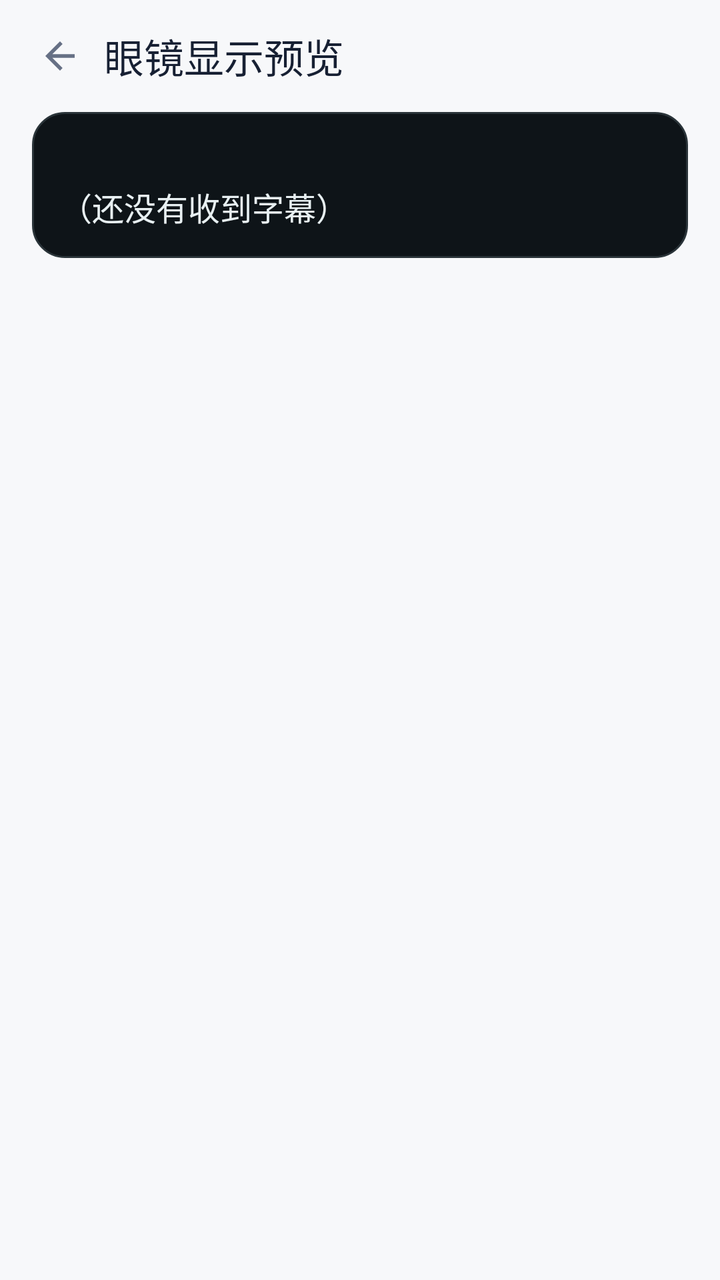
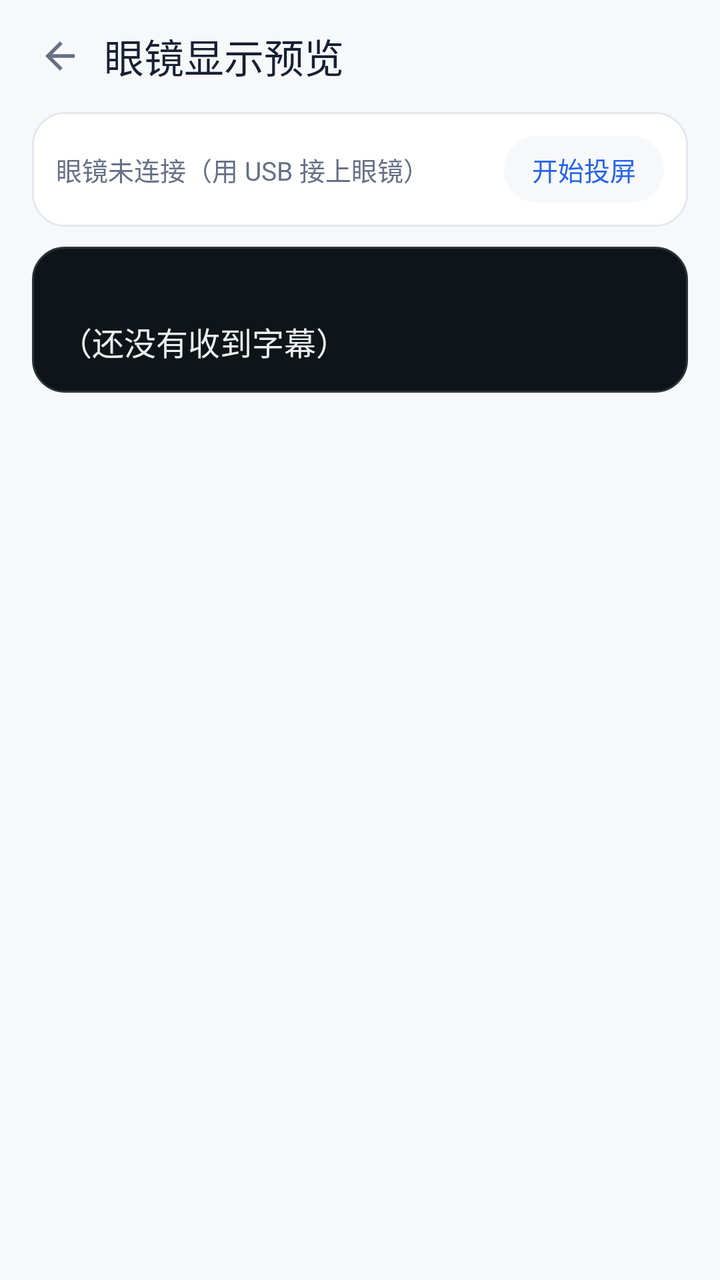

An Android layout rendered at two revisions. The XML below is the earlier revision; the diff shows what the commit changed to produce the second picture.
<!-- AndroidManifest.xml: application theme AppTheme -->
<!-- res/layout/overlay_glasses.xml -->
<?xml version="1.0" encoding="utf-8"?>
<LinearLayout xmlns:android="http://schemas.android.com/apk/res/android"
    android:layout_width="match_parent"
    android:layout_height="match_parent"
    android:background="@color/page"
    android:orientation="vertical">

    <LinearLayout
        android:layout_width="match_parent"
        android:layout_height="56dp"
        android:gravity="center_vertical"
        android:orientation="horizontal"
        android:paddingStart="8dp"
        android:paddingEnd="16dp">

        <ImageView
            android:id="@+id/glassesBack"
            android:layout_width="44dp"
            android:layout_height="44dp"
            android:background="@drawable/tap_icon_bare"
            android:clickable="true"
            android:contentDescription="@string/back"
            android:focusable="true"
            android:padding="11dp"
            android:src="@drawable/ic_back" />

        <TextView
            android:layout_width="0dp"
            android:layout_height="wrap_content"
            android:layout_weight="1"
            android:fontFamily="sans-serif-medium"
            android:text="@string/glasses_preview_title"
            android:textColor="@color/ink"
            android:textSize="20sp" />
    </LinearLayout>

    <LinearLayout
        android:layout_width="match_parent"
        android:layout_height="wrap_content"
        android:layout_marginStart="16dp"
        android:layout_marginEnd="16dp"
        android:background="@drawable/panel_bg"
        android:orientation="vertical"
        android:padding="14dp">

        <TextView
            android:id="@+id/glassesBadge"
            android:layout_width="wrap_content"
            android:layout_height="wrap_content"
            android:layout_marginBottom="8dp"
            android:letterSpacing="0.08"
            android:textColor="@color/screen_ink_dim"
            android:textSize="10sp" />

        <TextView
            android:id="@+id/glassesPanel"
            android:layout_width="match_parent"
            android:layout_height="wrap_content"
            android:fontFamily="monospace"
            android:lineSpacingExtra="6dp"
            android:text="@string/glasses_preview_empty"
            android:textColor="@color/screen_ink"
            android:textSize="16sp" />
    </LinearLayout>

    <TextView
        android:id="@+id/glassesCaption"
        android:layout_width="match_parent"
        android:layout_height="wrap_content"
        android:layout_marginStart="16dp"
        android:layout_marginTop="10dp"
        android:layout_marginEnd="16dp"
        android:textColor="@color/ink_faint"
        android:textSize="12sp" />
</LinearLayout>
<!-- resources referenced by this layout -->
<resources>
  <color name="ink">#172033</color>
  <color name="ink_faint">#98A2B3</color>
  <color name="page">#F7F8FA</color>
  <color name="screen_ink">#E8F0F2</color>
  <color name="screen_ink_dim">#7C8B93</color>
  <!-- drawable ic_back (drawable) -->
  <?xml version="1.0" encoding="utf-8"?>
  <vector xmlns:android="http://schemas.android.com/apk/res/android"
      android:width="22dp" android:height="22dp"
      android:viewportWidth="24" android:viewportHeight="24">
      <path android:fillColor="@color/ink_soft"
          android:pathData="M20,11H7.83l5.59,-5.59L12,4l-8,8 8,8 1.41,-1.41L7.83,13H20v-2z" />
  </vector>
  <!-- drawable panel_bg (drawable) -->
  <?xml version="1.0" encoding="utf-8"?>
  <shape xmlns:android="http://schemas.android.com/apk/res/android" android:shape="rectangle">
      <solid android:color="@color/screen" />
      <stroke android:width="1dp" android:color="@color/screen_line" />
      <corners android:radius="16dp" />
  </shape>
  <!-- drawable tap_icon_bare (drawable) -->
  <?xml version="1.0" encoding="utf-8"?>
  <ripple xmlns:android="http://schemas.android.com/apk/res/android"
      android:color="@color/ripple_light">
      <item>
          <shape android:shape="oval">
              <solid android:color="#00000000" />
          </shape>
      </item>
  </ripple>
  <string name="back">返回</string>
  <string name="glasses_preview_empty">（还没有收到字幕）</string>
  <string name="glasses_preview_title">眼镜显示预览</string>
  <style name="AppTheme" parent="@android:style/Theme.Material.Light.NoActionBar">
          <item name="android:windowBackground">@color/page</item>
          <item name="android:statusBarColor">@color/page</item>
          <item name="android:windowLightStatusBar">true</item>
          <item name="android:navigationBarColor">@color/page</item>
          <item name="android:colorAccent">@color/brand</item>
      </style>
  <color name="ink_soft">#667085</color>
  <color name="screen">#0E1418</color>
  <color name="screen_line">#2A3439</color>
  <color name="ripple_light">#14000000</color>
  <color name="brand">#2563EB</color>
</resources>

<!-- the commit's change to res/layout/overlay_glasses.xml (unified diff, before → after) -->
@@ -32,6 +32,43 @@
             android:text="@string/glasses_preview_title"
             android:textColor="@color/ink"
             android:textSize="20sp" />
+    </LinearLayout>
+
+    
+    <LinearLayout
+        android:layout_width="match_parent"
+        android:layout_height="wrap_content"
+        android:layout_marginStart="16dp"
+        android:layout_marginEnd="16dp"
+        android:layout_marginBottom="10dp"
+        android:background="@drawable/bg_card"
+        android:gravity="center_vertical"
+        android:orientation="horizontal"
+        android:padding="12dp">
+
+        <TextView
+            android:id="@+id/glassesRealStatus"
+            android:layout_width="0dp"
+            android:layout_height="wrap_content"
+            android:layout_weight="1"
+            android:text="@string/glasses_real_idle"
+            android:textColor="@color/ink_soft"
+            android:textSize="13sp" />
+
+        <TextView
+            android:id="@+id/glassesRealToggle"
+            android:layout_width="wrap_content"
+            android:layout_height="wrap_content"
+            android:background="@drawable/tap_pill"
+            android:clickable="true"
+            android:focusable="true"
+            android:paddingStart="14dp"
+            android:paddingTop="7dp"
+            android:paddingEnd="14dp"
+            android:paddingBottom="7dp"
+            android:text="@string/glasses_real_cast"
+            android:textColor="@color/brand"
+            android:textSize="13sp" />
     </LinearLayout>
 
     <LinearLayout
<!-- resource entries referenced after the edit -->
@@ -5,6 +5,13 @@
   <color name="page">#F7F8FA</color>
   <color name="screen_ink">#E8F0F2</color>
   <color name="screen_ink_dim">#7C8B93</color>
+  <!-- drawable bg_card (drawable) -->
+  <?xml version="1.0" encoding="utf-8"?>
+  <shape xmlns:android="http://schemas.android.com/apk/res/android" android:shape="rectangle">
+      <solid android:color="@color/surface" />
+      <stroke android:width="1dp" android:color="@color/line" />
+      <corners android:radius="16dp" />
+  </shape>
   <!-- drawable ic_back (drawable) -->
   <?xml version="1.0" encoding="utf-8"?>
   <vector xmlns:android="http://schemas.android.com/apk/res/android"
@@ -30,9 +37,17 @@
           </shape>
       </item>
   </ripple>
+  <!-- drawable tap_pill (drawable) -->
+  <?xml version="1.0" encoding="utf-8"?>
+  <ripple xmlns:android="http://schemas.android.com/apk/res/android"
+      android:color="@color/ripple_light">
+      <item android:drawable="@drawable/bg_pill" />
+  </ripple>
   <string name="back">返回</string>
   <string name="glasses_preview_empty">（还没有收到字幕）</string>
   <string name="glasses_preview_title">眼镜显示预览</string>
+  <string name="glasses_real_cast">开始投屏</string>
+  <string name="glasses_real_idle">眼镜未连接（用 USB 接上眼镜）</string>
   <style name="AppTheme" parent="@android:style/Theme.Material.Light.NoActionBar">
           <item name="android:windowBackground">@color/page</item>
           <item name="android:statusBarColor">@color/page</item>
@@ -40,10 +55,18 @@
           <item name="android:navigationBarColor">@color/page</item>
           <item name="android:colorAccent">@color/brand</item>
       </style>
+  <color name="surface">#FFFFFF</color>
+  <color name="line">#E4E7EC</color>
   <color name="ink_soft">#667085</color>
   <color name="screen">#0E1418</color>
   <color name="screen_line">#2A3439</color>
   <color name="ripple_light">#14000000</color>
+  <!-- drawable bg_pill (drawable) -->
+  <?xml version="1.0" encoding="utf-8"?>
+  <shape xmlns:android="http://schemas.android.com/apk/res/android" android:shape="rectangle">
+      <solid android:color="@color/page" />
+      <corners android:radius="22dp" />
+  </shape>
   <color name="brand">#2563EB</color>
 </resources>
 
